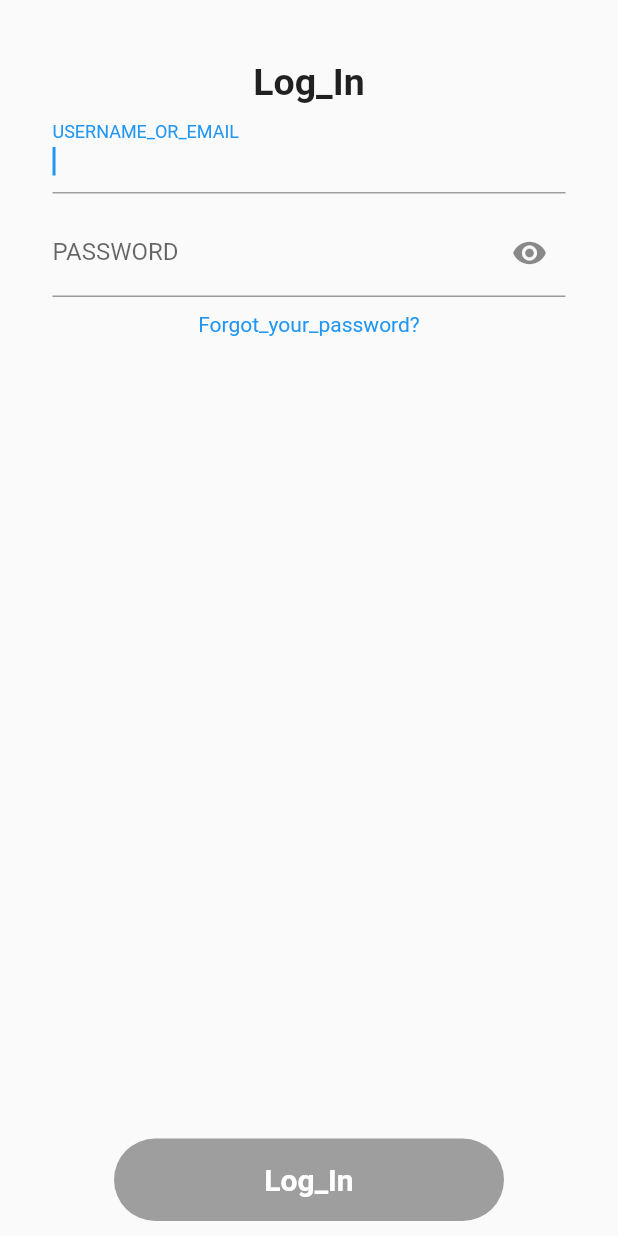
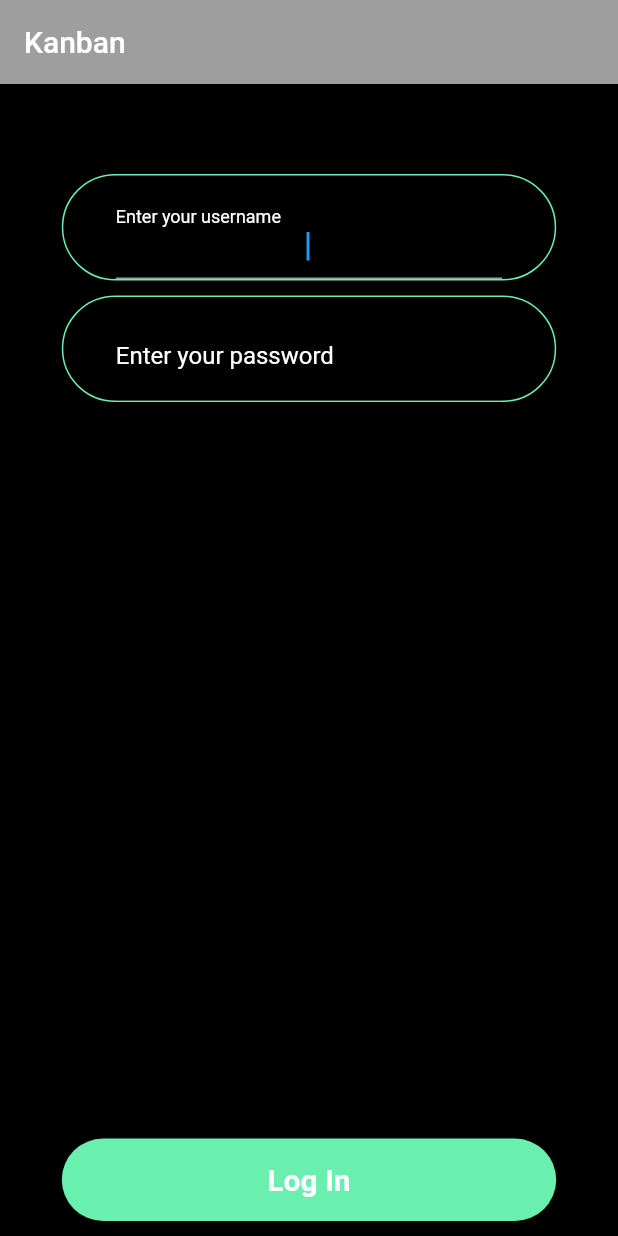
Before and after one commit to santriarustamyan/Kanban-Board, a Flutter app: the screen it shows after launch, on a phone screen of 412 x 824 dp. Run offline on Flutter 3.47's test engine with Material 2 defaults, Android fonts, the light colour scheme and no system bars; our stand-ins replace dio, equatable, flutter_bloc, shared_preferences.

Commit message:
First commit

```diff
--- /dev/null
+++ b/lib/model/status_info.dart
@@ -0,0 +1,6 @@
+class StatusInfo {
+  int? statusCode;
+  String? statusMessage;
+
+  StatusInfo({this.statusCode, this.statusMessage});
+}
--- a/lib/screens/login/login_screen.dart
+++ b/lib/screens/login/login_screen.dart
@@ -1,10 +1,8 @@
 import 'package:flutter/material.dart';
 import 'package:flutter_bloc/flutter_bloc.dart';
-import 'package:kanban_boards/screens/cards_board/cards_board_creen.dart';
+import 'package:kanban_boards/wdgets/cards_board_widget.dart';
 import 'package:kanban_boards/screens/login/login_event.dart';
-import 'package:kanban_boards/wdgets/continue_button.dart';
-import 'package:kanban_boards/wdgets/headline_Widget.dart';
-import 'package:kanban_boards/wdgets/richText_Widget.dart';
+import 'package:kanban_boards/wdgets/login_button.dart';
 import 'package:kanban_boards/wdgets/showAlert.dart';
 import 'package:kanban_boards/wdgets/txt_field.dart';
 import 'login_bloc.dart';
@@ -21,6 +19,7 @@ class _LoginScreenState extends State<LoginScreen> {
   bool _isObscure = true;
   String _loginError = "";
   late LoginBloc _loginBloc;
+  double get _deviceSizeWidth => MediaQuery.of(context).size.width;
 
   @override
   void initState() {
@@ -52,15 +51,18 @@ class _LoginScreenState extends State<LoginScreen> {
           onWillPop: () async => false,
           child: SafeArea(
               child: Scaffold(
+                  backgroundColor: Colors.black,
+                  appBar: AppBar(
+                    automaticallyImplyLeading: false,
+                    backgroundColor: Colors.grey,
+                    title: const Text('Kanban'),
+                  ),
                   body: Stack(children: [
-            SingleChildScrollView(
-              child: _renderMainOnScreen(state),
-            ),
-            HeadlineWidget(
-              text: "Log_In",
-            ),
-            _renderButtonLogin(state),
-          ]))));
+                    SingleChildScrollView(
+                      child: _renderMainOnScreen(state),
+                    ),
+                    _renderButtonLogin(state),
+                  ]))));
     });
   }
 
@@ -74,23 +76,29 @@ class _LoginScreenState extends State<LoginScreen> {
         children: [
           _renderTxtFieldForScreenEmail(state),
           _renderTxtFieldForScreenPass(state),
-          _renderTextForgotPass(),
         ],
       ),
     );
   }
 
   Widget _renderTxtFieldForScreenEmail(LoginState state) {
-    return Padding(
+    return Container(
+        margin: EdgeInsets.only(left: _deviceSizeWidth / 10, bottom: 10),
+        width: _deviceSizeWidth * 4 / 5,
+        decoration: BoxDecoration(
+            color: Colors.black,
+            borderRadius: BorderRadius.circular(50),
+            border: Border.all(
+              color:
+                  state is InvalidLoginName ? Colors.red : Colors.greenAccent,
+            )),
         padding: EdgeInsets.only(top: 10),
         child: TxtFieldForScreen(
-            label: "USERNAME_OR_EMAIL",
-            // .localizations(context),
+            label: "Enter your username",
             obscure: false,
             validator: (_) {
               return state is InvalidLoginName
-                  ? "Enter_a_email"
-                  // .localizations(context)
+                  ? "Minimum is 4 characters"
                   : null;
             },
             onChange: (val) {
@@ -105,39 +113,36 @@ class _LoginScreenState extends State<LoginScreen> {
   }
 
   Widget _renderTxtFieldForScreenPass(LoginState state) {
-    return Padding(
+    return Container(
+        margin: EdgeInsets.only(left: _deviceSizeWidth / 10),
+        width: _deviceSizeWidth * 4 / 5,
+        decoration: BoxDecoration(
+            color: Colors.black,
+            borderRadius: BorderRadius.circular(50),
+            border: Border.all(
+              color: state is InvalidPassword ? Colors.red : Colors.greenAccent,
+            )),
         padding: EdgeInsets.only(top: 10),
         child: TxtFieldForScreen(
-            label: "PASSWORD",
-            // .localizations(context),
+            label: "Enter your password",
             obscure: _isObscure,
             suffixIcon: _renderSeeIcon(),
             validator: (_) {
               return state is InvalidPassword
-                  ? "password_must_be_8+_characters"
-                  // .localizations(context)
+                  ? "Minimum is 8 characters"
                   : null;
             },
             onChange: (val) => _onChange(val, false)));
-  }
-
-  Widget _renderTextForgotPass() {
-    return Padding(
-        padding: EdgeInsets.only(top: 10),
-        child: RichTextWidget(
-          text: "Forgot_your_password?",
-          color: Colors.blue,
-        ));
   }
 
   Widget _renderButtonLogin(LoginState state) {
     return Container(
         alignment: Alignment.bottomCenter,
         padding: EdgeInsetsDirectional.only(bottom: 10),
-        child: ContinueButton(
-          color: state is LoginPasswordValidated ? Colors.blue : Colors.grey,
-          text: "Log_In",
-          // .localizations(context),
+        child: LoginButton(
+          width: _deviceSizeWidth * 4 / 5,
+          color: Colors.greenAccent,
+          text: "Log In",
           onPress: () {
             if (state is LoginPasswordValidated) {
               _loginAction();
@@ -152,9 +157,9 @@ class _LoginScreenState extends State<LoginScreen> {
           .push(MaterialPageRoute(builder: (context) => CardsBoardScreen()));
     }
     if (state is UserFalseState) {
-      // _loginError = state.errorMessage.split(":")[0];
+      _loginError = state.errorMessage;
       showAlertDialog(context,
-          title: "Login Failed ...",
+          title: "Login Failed ",
           content: _loginError,
           onPressButton: onAlertButtonPress);
     }
--- a/lib/screens/main_screen.dart/loading_screen.dart
+++ b/lib/screens/main_screen.dart/loading_screen.dart
@@ -1,6 +1,6 @@
 import 'package:flutter/material.dart';
 import 'package:flutter_bloc/flutter_bloc.dart';
-import 'package:kanban_boards/screens/cards_board/cards_board_creen.dart';
+import 'package:kanban_boards/wdgets/cards_board_widget.dart';
 import 'package:kanban_boards/screens/login/login_screen.dart';
 import 'package:kanban_boards/screens/main_screen.dart/loading_event.dart';
 import 'loading_bloc.dart';
--- a/lib/wdgets/headline_Widget.dart
+++ /dev/null
@@ -1,55 +0,0 @@
-import 'package:flutter/cupertino.dart';
-import 'package:flutter/material.dart';
-
-class HeadlineWidget extends StatelessWidget {
-  final bool backButton;
-  final String text;
-
-  HeadlineWidget({
-    required this.text,
-    this.backButton = false,
-  });
-
-  @override
-  Widget build(BuildContext context) {
-    return Stack(
-      children: [_backButton(context), _renderTitle(context)],
-    );
-  }
-
-  Widget _backButton(BuildContext context) {
-    return backButton
-        ? Container(
-            alignment: Alignment.topLeft,
-            padding: EdgeInsets.only(top: 15),
-            child: IconButton(
-                icon: Icon(
-                  Icons.arrow_back_ios,
-                  color: Colors.blue,
-                  size: 32,
-                ),
-                onPressed: () => Navigator.pop(context)),
-          )
-        : Container();
-  }
-
-  Widget _renderTitle(BuildContext context) {
-    return Container(
-        alignment: Alignment.topCenter,
-        padding: EdgeInsets.only(
-            top: 40,
-            left: MediaQuery.of(context).size.width * 0.1,
-            right: MediaQuery.of(context).size.width * 0.1),
-        child: Text(
-          text,
-          // .localizations(context),
-          textAlign: TextAlign.center,
-          softWrap: true,
-          style: TextStyle(
-            color: Colors.black87,
-            fontSize: 25,
-            fontWeight: FontWeight.w700,
-          ),
-        ));
-  }
-}
--- a/lib/wdgets/continue_button.dart
+++ b/lib/wdgets/login_button.dart
@@ -1,13 +1,14 @@
 import 'package:flutter/material.dart';
 
-class ContinueButton extends StatelessWidget {
+class LoginButton extends StatelessWidget {
   final Color? color;
   final Function()? onPress;
   final String text;
   final Decoration? decoration;
-
-  ContinueButton({
+  final double? width;
+  LoginButton({
     this.color,
+    this.width,
     this.onPress,
     required this.text,
     this.decoration,
@@ -18,7 +19,7 @@ class ContinueButton extends StatelessWidget {
     return GestureDetector(
       child: Container(
         height: 55,
-        width: 260,
+        width: width ?? 260,
         decoration: BoxDecoration(
             color: color, borderRadius: BorderRadius.circular(50)),
         child: TextButton(
--- a/lib/wdgets/richText_Widget.dart
+++ /dev/null
@@ -1,29 +0,0 @@
-import 'package:flutter/material.dart';
-// import 'package:internship0006/classes/localizations.dart';
-
-class RichTextWidget extends StatelessWidget {
-  final Color color;
-  final String text;
-  final bool wrap;
-  RichTextWidget({
-    required this.text,
-    this.wrap = true,
-    this.color = Colors.black54,
-  });
-
-  @override
-  Widget build(BuildContext context) {
-    return Padding(
-        padding: EdgeInsets.only(
-            left: MediaQuery.of(context).size.width * 0.15,
-            right: MediaQuery.of(context).size.width * 0.15),
-        child: Text(text,
-            // .localizations(context),
-            textAlign: TextAlign.center,
-            softWrap: wrap,
-            style: TextStyle(
-              color: color,
-              fontSize: 14,
-            )));
-  }
-}
--- a/lib/wdgets/txt_field.dart
+++ b/lib/wdgets/txt_field.dart
@@ -32,6 +32,8 @@ class TxtFieldForScreen extends StatelessWidget {
       ),
       child: TextFormField(
         autofocus: true,
+        textAlign: TextAlign.center,
+        style: TextStyle(color: Colors.white),
         keyboardType: txtType,
         obscureText: obscure!,
         validator: validator,
@@ -41,6 +43,7 @@ class TxtFieldForScreen extends StatelessWidget {
         decoration: InputDecoration(
             prefix: preffix,
             labelText: label,
+            labelStyle: TextStyle(color: Colors.white),
             suffixIcon: suffixIcon,
             prefixIcon: preffixIcon,
             focusedBorder: UnderlineInputBorder(
```
Also changed, not shown: lib/class/user_repository.dart (+11 -7 lines), lib/screens/cards_board/cards_board_creen.dart (deleted, +0 -62 lines), lib/screens/cards_board/cards_column_widget.dart (added, +41 -0 lines), lib/screens/login/login_bloc.dart (+12 -7 lines), lib/wdgets/cards_board_widget.dart (added, +139 -0 lines).
